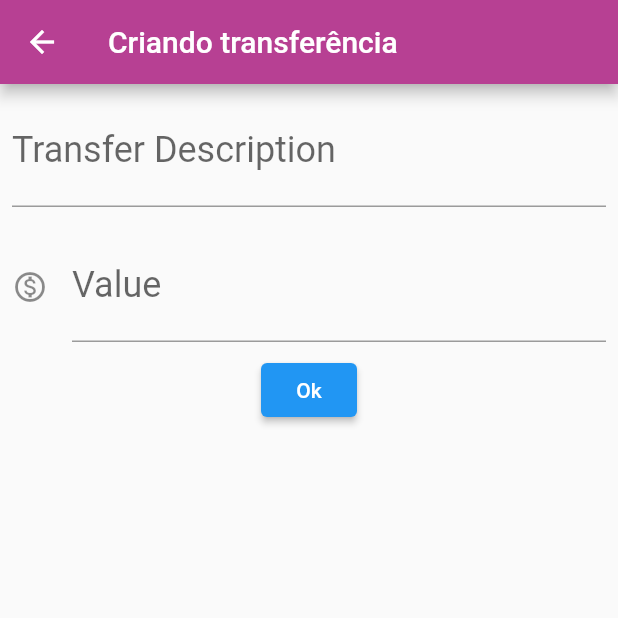
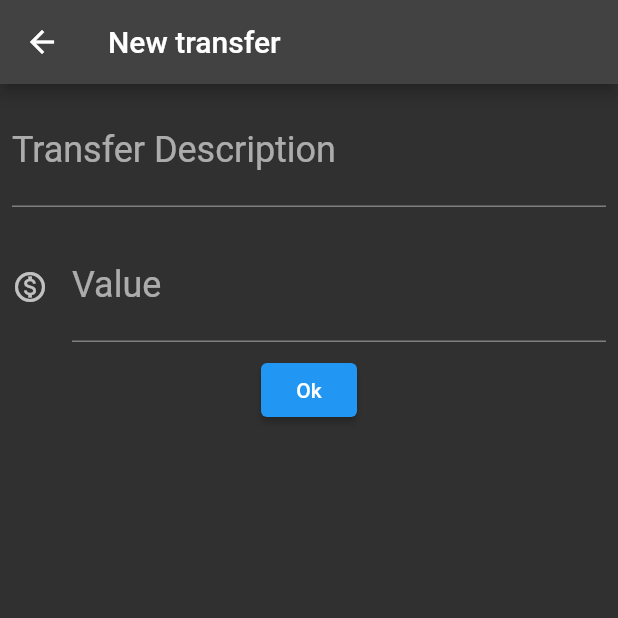
Before and after one commit to Wercton/ByteBank, a Flutter app: the screen it shows after launch, after a tap on the "add" icon, on a phone screen of 412 x 824 dp, the top half of it. Run offline on Flutter 3.47's test engine with Material 2 defaults, Android fonts, the phone set to English and light mode, and no system bars.

Commit message:
Refator: refactoring the project breaking the codes into files with lesser code

```diff
--- /dev/null
+++ b/lib/components/editor.dart
@@ -0,0 +1,36 @@
+import 'package:flutter/material.dart';
+
+class Editor extends StatelessWidget {
+  final String? strLabel;
+  final String? strHint;
+  final TextEditingController? controller;
+  final IconData? iconMoney;
+  final TextInputType? inputKeyboard;
+
+  Editor({
+    this.strLabel,
+    this.strHint,
+    this.controller,
+    this.iconMoney,
+    this.inputKeyboard,
+  });
+
+  @override
+  Widget build(BuildContext context) {
+    return Padding(
+      padding: const EdgeInsets.all(8.0),
+      child: TextField(
+        style: const TextStyle(
+          fontSize: 24,
+        ),
+        decoration: InputDecoration(
+          icon: iconMoney != null ? Icon(iconMoney) : null,
+          labelText: strLabel,
+          hintText: strHint,
+        ),
+        controller: controller,
+        keyboardType: inputKeyboard != null ? TextInputType.number : null,
+      ),
+    );
+  }
+}
--- a/lib/main.dart
+++ b/lib/main.dart
@@ -1,3 +1,4 @@
+import 'package:bytebank/screens/transfer/list.dart';
 import 'package:flutter/material.dart';
 
 void main() => runApp(const ByteBankApp());
@@ -8,6 +9,7 @@ class ByteBankApp extends StatelessWidget {
   @override
   Widget build(BuildContext context) {
     return MaterialApp(
+      theme: ThemeData.dark(),
       home: Scaffold(
         body: ListTransfer(),
       ),
@@ -20,175 +22,3 @@ CardTransferInfo(Transfer(666.69, 'Devil bread')),
 CardTransferInfo(Transfer(42.00, 'The answer, my friend.')),
 CardTransferInfo(Transfer(7.00, 'The Old and the New')),
 * */
-
-class ListTransfer extends StatefulWidget {
-  final List<Transfer> _lstTransfers = [];
-
-  @override
-  State<StatefulWidget> createState() {
-    return ListTransferState();
-  }
-}
-
-class ListTransferState extends State<ListTransfer> {
-
-  @override
-  Widget build(BuildContext context) {
-    return Scaffold(
-      appBar: AppBar(
-        title: const Text('ByteBank'),
-        backgroundColor: const Color(0xffb74093),
-      ),
-      body: ListView.builder(
-        padding: const EdgeInsets.all(8),
-        itemCount: widget._lstTransfers.length,
-        itemBuilder: (context, index) {
-          return CardTransferInfo(widget._lstTransfers[index]);
-        },
-      ),
-      floatingActionButton: FloatingActionButton(
-        child: const Icon(Icons.add),
-        onPressed: () {
-          final Future<Transfer?> transferNew =
-          Navigator.push(context, MaterialPageRoute(builder: (context) {
-            return TransferForm();
-          }));
-
-          transferNew.then((transferReceived) {
-            debugPrint('$transferReceived');
-            if (transferReceived != null) {
-              debugPrint('???/???');
-              setState(() {
-                widget._lstTransfers.add(transferReceived);
-              });
-            }
-          });
-        },
-      ),
-    );
-  }
-
-}
-
-class CardTransferInfo extends StatelessWidget {
-  final Transfer _transfer;
-
-  CardTransferInfo(this._transfer); // alt + ins
-
-  @override
-  Widget build(BuildContext context) {
-    // TODO: implement build
-    return Card(
-      child: ListTile(
-        leading: const Icon(Icons.monetization_on_outlined),
-        title: Text(_transfer.value.toString()),
-        subtitle: Text(_transfer.transferDescription),
-      ),
-    );
-  }
-}
-
-class TransferForm extends StatefulWidget {
-  final TextEditingController _TECTransferDescription = TextEditingController();
-  final TextEditingController _TECValue = TextEditingController();
-
-
-  void TransferEfetuation(BuildContext context) {
-    final String strTransferDescription = _TECTransferDescription.text;
-    final double? dblValue = double.tryParse(_TECValue.text);
-
-    if (strTransferDescription != '' && dblValue != null) {
-      final Transfer _createdTransfer =
-          Transfer(dblValue, strTransferDescription);
-      ScaffoldMessenger.of(context).showSnackBar(SnackBar(
-        content: Text('$_createdTransfer'),
-      ));
-      Navigator.pop(context, _createdTransfer);
-    }
-  }
-
-  @override
-  State<StatefulWidget> createState() {
-    return TransferFormState();
-  }
-}
-
-class TransferFormState extends State<TransferForm> {
-  @override
-  Widget build(BuildContext context) {
-    return Scaffold(
-      appBar: AppBar(
-        title: const Text('Criando transferência'),
-        backgroundColor: const Color(0xffb74093),
-      ),
-      body: SingleChildScrollView(
-        child: Column(
-          children: <Widget>[
-            Editor(
-              strLabel: 'Transfer Description',
-              strHint: 'Payment for reason x',
-              controller: widget._TECTransferDescription,
-            ),
-            Editor(
-              strLabel: 'Value',
-              strHint: '0.00',
-              controller: widget._TECValue,
-              iconMoney: Icons.monetization_on_outlined,
-              inputKeyboard: TextInputType.number,
-            ),
-            ElevatedButton(
-              child: const Text('Ok'),
-              onPressed: () => widget.TransferEfetuation(context),
-            )
-          ],
-        ),
-      ),
-    );
-  }
-}
-
-class Editor extends StatelessWidget {
-  final String? strLabel;
-  final String? strHint;
-  final TextEditingController? controller;
-  final IconData? iconMoney;
-  final TextInputType? inputKeyboard;
-
-  Editor(
-      {this.strLabel,
-      this.strHint,
-      this.controller,
-      this.iconMoney,
-      this.inputKeyboard});
-
-  @override
-  Widget build(BuildContext context) {
-    return Padding(
-      padding: const EdgeInsets.all(8.0),
-      child: TextField(
-        style: const TextStyle(
-          fontSize: 24,
-        ),
-        decoration: InputDecoration(
-          icon: iconMoney != null ? Icon(iconMoney) : null,
-          labelText: strLabel,
-          hintText: strHint,
-        ),
-        controller: controller,
-        keyboardType: inputKeyboard != null ? TextInputType.number : null,
-      ),
-    );
-  }
-}
-
-class Transfer {
-  final double value;
-  final String transferDescription;
-
-  Transfer(this.value, this.transferDescription);
-
-  @override
-  String toString() {
-    return 'Transfer{value: $value, transferDescription: $transferDescription}';
-  }
-}
--- /dev/null
+++ b/lib/models/transfer.dart
@@ -0,0 +1,11 @@
+class Transfer {
+  final double value;
+  final String transferDescription;
+
+  Transfer(this.value, this.transferDescription);
+
+  @override
+  String toString() {
+    return 'Transfer{value: $value, transferDescription: $transferDescription}';
+  }
+}
--- /dev/null
+++ b/lib/screens/transfer/form.dart
@@ -0,0 +1,65 @@
+import 'package:flutter/material.dart';
+
+import '../../components/editor.dart';
+import '../../models/transfer.dart';
+
+const _strScreenName = 'New transfer';
+const _strTransferDescription = 'Transfer Description';
+const _strHintDescription = 'Payment for reason x';
+const _strTransferValue = 'Value';
+const _strHintValue = '0.00';
+
+class TransferForm extends StatefulWidget {
+  final TextEditingController _TECTransferDescription = TextEditingController();
+  final TextEditingController _TECValue = TextEditingController();
+
+  void TransferEfetuation(BuildContext context) {
+    final String strTransferDescription = _TECTransferDescription.text;
+    final double? dblValue = double.tryParse(_TECValue.text);
+
+    if (strTransferDescription != '' && dblValue != null) {
+      final Transfer _createdTransfer =
+      Transfer(dblValue, strTransferDescription);
+      /*ScaffoldMessenger.of(context).showSnackBar(SnackBar(
+        content: Text('$_createdTransfer'),
+      ));*/
+      Navigator.pop(context, _createdTransfer);
+    }
+  }
+
+  @override
+  State<StatefulWidget> createState() {
+    return TransferFormState();
+  }
+}
+
+class TransferFormState extends State<TransferForm> {
+  @override
+  Widget build(BuildContext context) {
+    return Scaffold(
+      appBar: AppBar(title: const Text(_strScreenName)),
+      body: SingleChildScrollView(
+        child: Column(
+          children: <Widget>[
+            Editor(
+              strLabel: _strTransferDescription,
+              strHint: _strHintDescription,
+              controller: widget._TECTransferDescription,
+            ),
+            Editor(
+              strLabel: _strTransferValue,
+              strHint: _strHintValue,
+              controller: widget._TECValue,
+              iconMoney: Icons.monetization_on_outlined,
+              inputKeyboard: TextInputType.number,
+            ),
+            ElevatedButton(
+              child: const Text('Ok'),
+              onPressed: () => widget.TransferEfetuation(context),
+            )
+          ],
+        ),
+      ),
+    );
+  }
+}
--- /dev/null
+++ b/lib/screens/transfer/list.dart
@@ -0,0 +1,68 @@
+import 'package:flutter/material.dart';
+
+import '../../models/transfer.dart';
+import 'form.dart';
+
+const _appName = 'ByteBank';
+
+class ListTransfer extends StatefulWidget {
+  final List<Transfer> _lstTransfers = [];
+
+  @override
+  State<StatefulWidget> createState() {
+    return ListTransferState();
+  }
+}
+
+class ListTransferState extends State<ListTransfer> {
+  @override
+  Widget build(BuildContext context) {
+    return Scaffold(
+      appBar: AppBar(title: const Text(_appName)),
+      body: ListView.builder(
+        padding: const EdgeInsets.all(8),
+        itemCount: widget._lstTransfers.length,
+        itemBuilder: (context, index) {
+          return CardTransferInfo(widget._lstTransfers[index]);
+        },
+      ),
+      floatingActionButton: FloatingActionButton(
+        child: const Icon(Icons.add),
+        onPressed: () {
+          final Future<Transfer?> transferNew =
+          Navigator.push(context, MaterialPageRoute(builder: (context) {
+            return TransferForm();
+          }));
+
+          transferNew.then((transferReceived) => update(transferReceived));
+        },
+      ),
+    );
+  }
+
+  void update(Transfer? transferReceived) {
+    if (transferReceived != null) {
+      setState(() {
+        widget._lstTransfers.add(transferReceived);
+      });
+    }
+  }
+}
+
+class CardTransferInfo extends StatelessWidget {
+  final Transfer _transfer;
+
+  CardTransferInfo(this._transfer); // alt + ins
+
+  @override
+  Widget build(BuildContext context) {
+    // TODO: implement build
+    return Card(
+      child: ListTile(
+        leading: const Icon(Icons.monetization_on_outlined),
+        title: Text(_transfer.value.toString()),
+        subtitle: Text(_transfer.transferDescription),
+      ),
+    );
+  }
+}
```
